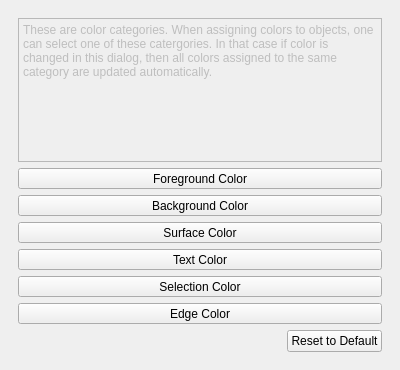
The window that Qt/Components/Resources/UI/pqApplicationOptions.ui (wildmichael/ParaView3-enhancements-old) describes before a commit, drawn with Qt 5.
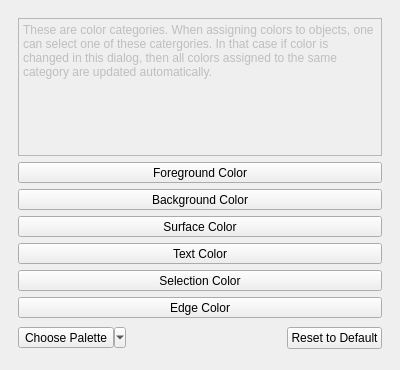
The same window after the commit. Custom widgets are drawn as their Qt base class.

Commit message: ENH: Fixed BUG #7492. Adding notion of palettes to quickly changes the default colors to a predefined set. Save screenshot dialog allows the user to choose the palette.

```diff
--- a/Qt/Components/Resources/UI/pqApplicationOptions.ui
+++ b/Qt/Components/Resources/UI/pqApplicationOptions.ui
@@ -222,6 +222,25 @@
        </item>
        <item>
         <layout class="QHBoxLayout" >
+         <item>
+          <widget class="QToolButton" name="Palette" >
+           <property name="text" >
+            <string>Choose Palette</string>
+           </property>
+           <property name="popupMode" >
+            <enum>QToolButton::MenuButtonPopup</enum>
+           </property>
+           <property name="toolButtonStyle" >
+            <enum>Qt::ToolButtonTextBesideIcon</enum>
+           </property>
+           <property name="autoRaise" >
+            <bool>false</bool>
+           </property>
+           <property name="arrowType" >
+            <enum>Qt::NoArrow</enum>
+           </property>
+          </widget>
+         </item>
          <item>
           <spacer>
            <property name="orientation" >
@@ -229,8 +248,8 @@
            </property>
            <property name="sizeHint" >
             <size>
-             <width>40</width>
-             <height>20</height>
+             <width>53</width>
+             <height>28</height>
             </size>
            </property>
           </spacer>
```
The commit also changes 13 other files.
